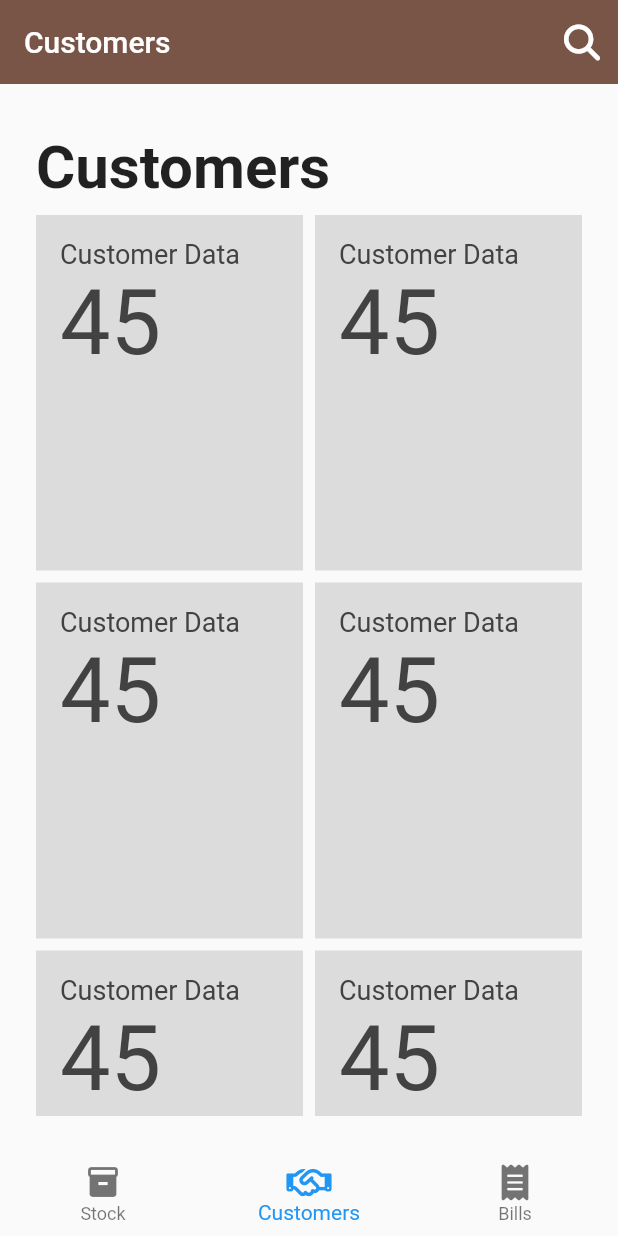
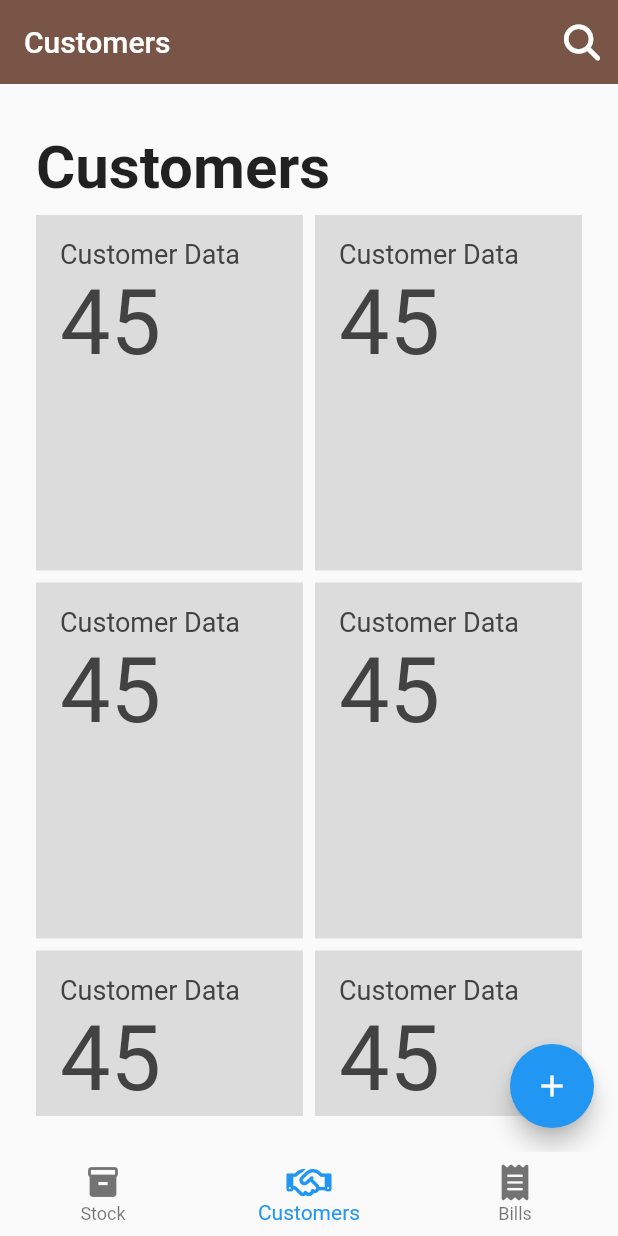
Before and after one commit to DininduChamikara/sp_mobile_app, a Flutter app: the screen it shows after launch, item 2 of the bottom bar chosen, on a phone screen of 412 x 824 dp. Run offline on Flutter 3.47's test engine with Material 2 defaults, Android fonts, the phone set to English and light mode, and no system bars; our stand-ins replace dio, font_awesome_flutter, go_router, google_fonts; network calls fail.

Commit message:
floating button fixed for customer page

```diff
--- a/lib/screens/main/customers.dart
+++ b/lib/screens/main/customers.dart
@@ -7,7 +7,8 @@ class Customers extends StatelessWidget {
   @override
   Widget build(BuildContext context) {
     // return const MainTitle(title: "Customers");
-    return Padding(
+    return Scaffold(
+      body: Padding(
         padding: const EdgeInsets.all(24),
         child: Column(
           crossAxisAlignment: CrossAxisAlignment.start,
@@ -25,6 +26,11 @@ class Customers extends StatelessWidget {
                   itemBuilder: (context, index) => const CustomerCard()),
             ),
           ],
+        ),
+      ),
+      floatingActionButton: FloatingActionButton(
+        onPressed: () {},
+        child: const Icon(Icons.add),
       ),
     );
   }
```
Lines whose indentation alone changed are shown as unchanged.
